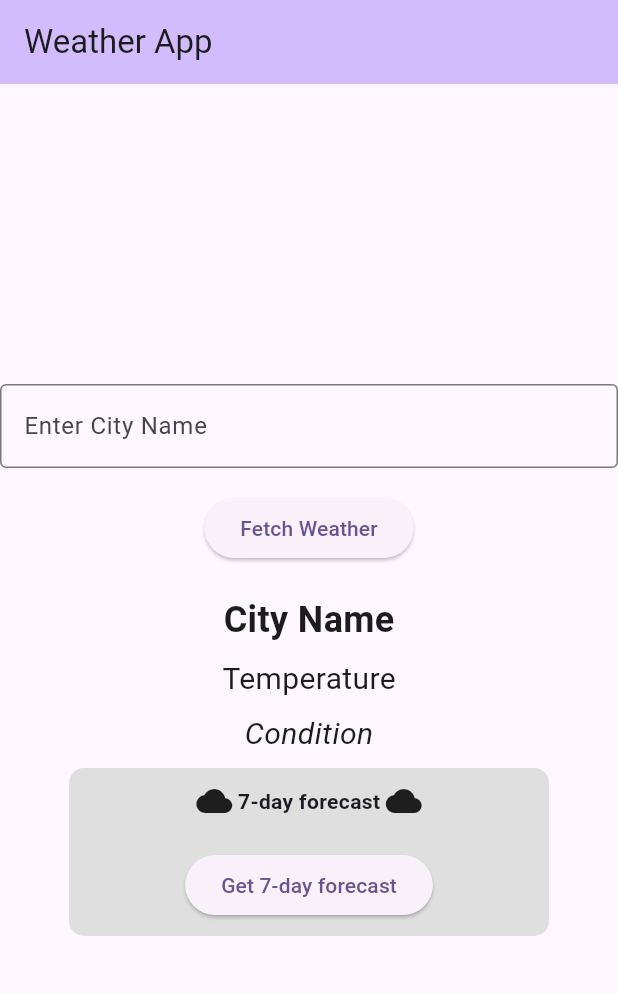
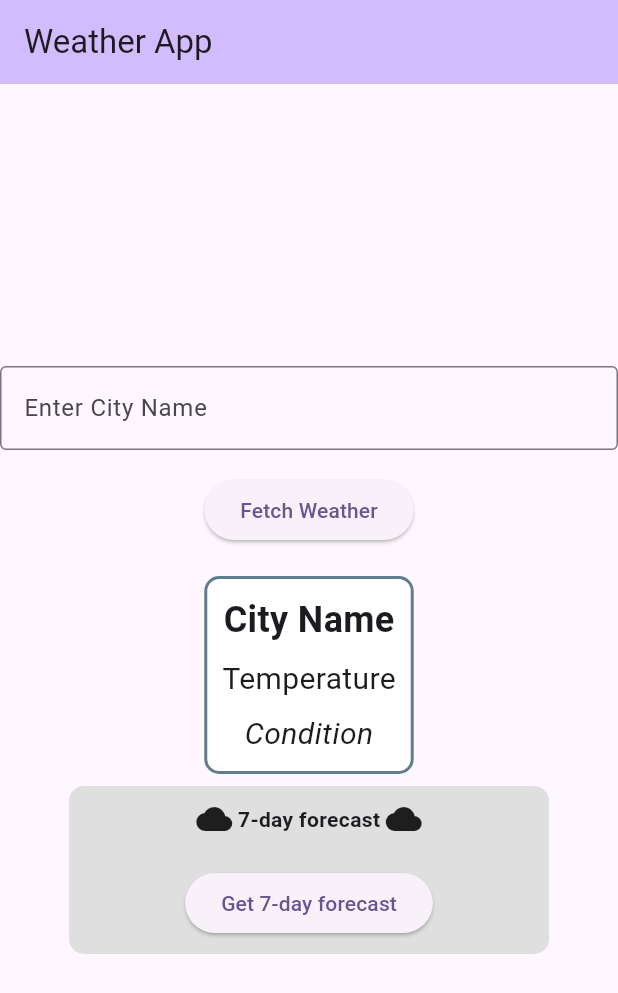
Before and after one commit to Vivianavvg/weatherApp, a Flutter app: the screen it shows after launch, on a phone screen of 412 x 824 dp. Shown: the top 993 px of the screen. Run offline on Flutter 3.47's test engine with Material 3 defaults, Android fonts, the light colour scheme and no system bars.

Commit message:
Displayed simulated weather information

```diff
--- a/lib/main.dart
+++ b/lib/main.dart
@@ -88,9 +88,20 @@
               child: const Text('Fetch Weather'),
             ),
             const SizedBox(height: 20),
+            Container(
+              padding: const EdgeInsets.all(10),
+              decoration: BoxDecoration(
+                color: const Color.fromARGB(255, 255, 255, 255),
+                shape: BoxShape.rectangle,
+                borderRadius: BorderRadius.circular(10),
+                border: Border.all(color: Colors.blueGrey, width: 2),
+              ),
+              child: Column(
+                children: [
                   Text(
                     cityName,
-              style: const TextStyle(fontSize: 24, fontWeight: FontWeight.bold),
+                    style: const TextStyle(
+                        fontSize: 24, fontWeight: FontWeight.bold),
                   ),
                   const SizedBox(height: 8),
                   Text(
@@ -100,7 +111,11 @@
                   const SizedBox(height: 8),
                   Text(
                     weatherCondition,
-              style: const TextStyle(fontSize: 20, fontStyle: FontStyle.italic),
+                    style: const TextStyle(
+                        fontSize: 20, fontStyle: FontStyle.italic),
+                  ),
+                ],
+              ),
             ),
             const SizedBox(height: 8),
             SevenDayForecast(
```
Lines whose indentation alone changed are shown as unchanged.
